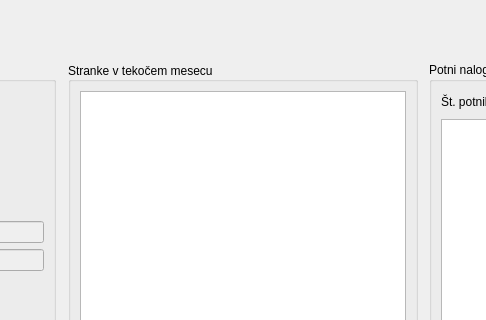
bubi-luka/BubiRacun, file wid_osnovni_pogled.ui: the form before one commit; both pictures show x 310 to 796 and y 0 to 320 of the 1106 by 830 pixel window.
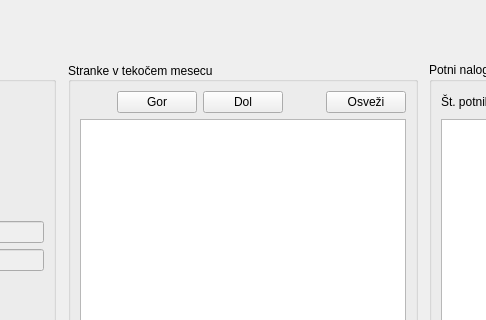
The form after the commit.

Commit message:
OSNOVNI POGLED - DODANO RAZVRŠČANJE STRANK PO PRIORITETI
closes #146

The edit to the form file:
```diff
--- a/wid_osnovni_pogled.ui
+++ b/wid_osnovni_pogled.ui
@@ -164,6 +164,57 @@
         <bool>false</bool>
        </property>
        <layout class="QVBoxLayout" name="verticalLayout_2">
+        <item>
+         <layout class="QHBoxLayout" name="horizontalLayout_5">
+          <item>
+           <spacer name="horizontalSpacer_5">
+            <property name="orientation">
+             <enum>Qt::Horizontal</enum>
+            </property>
+            <property name="sizeHint" stdset="0">
+             <size>
+              <width>40</width>
+              <height>20</height>
+             </size>
+            </property>
+           </spacer>
+          </item>
+          <item>
+           <widget class="QPushButton" name="btn_prioriteta_gor">
+            <property name="text">
+             <string>Gor</string>
+            </property>
+           </widget>
+          </item>
+          <item>
+           <widget class="QPushButton" name="btn_prioriteta_dol">
+            <property name="text">
+             <string>Dol</string>
+            </property>
+           </widget>
+          </item>
+          <item>
+           <spacer name="horizontalSpacer_7">
+            <property name="orientation">
+             <enum>Qt::Horizontal</enum>
+            </property>
+            <property name="sizeHint" stdset="0">
+             <size>
+              <width>40</width>
+              <height>20</height>
+             </size>
+            </property>
+           </spacer>
+          </item>
+          <item>
+           <widget class="QPushButton" name="btn_osvezi_stranke">
+            <property name="text">
+             <string>Osveži</string>
+            </property>
+           </widget>
+          </item>
+         </layout>
+        </item>
         <item>
          <layout class="QHBoxLayout" name="horizontalLayout_3">
           <item>
```
The commit also changes 4 other files.
